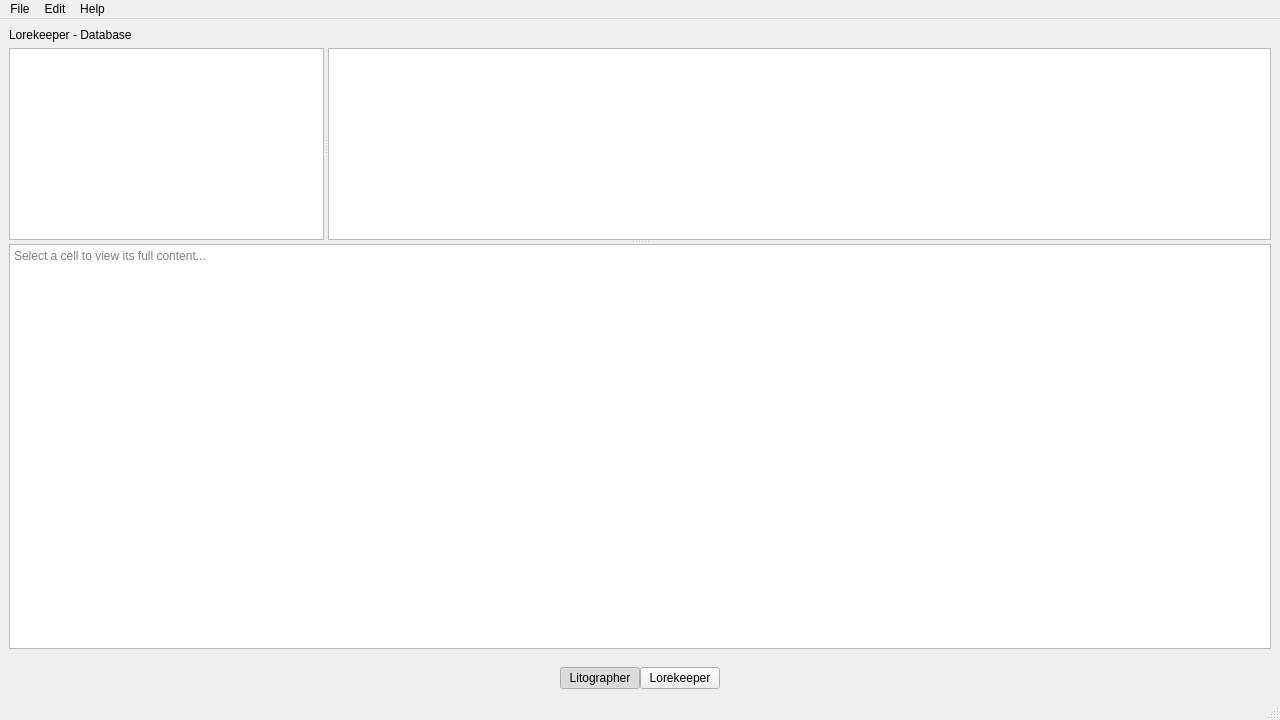
Before: the Qt Designer form storymaster/view/common/storymaster_main.ui in Bohndiggin/storymaster, drawn with Qt 5.
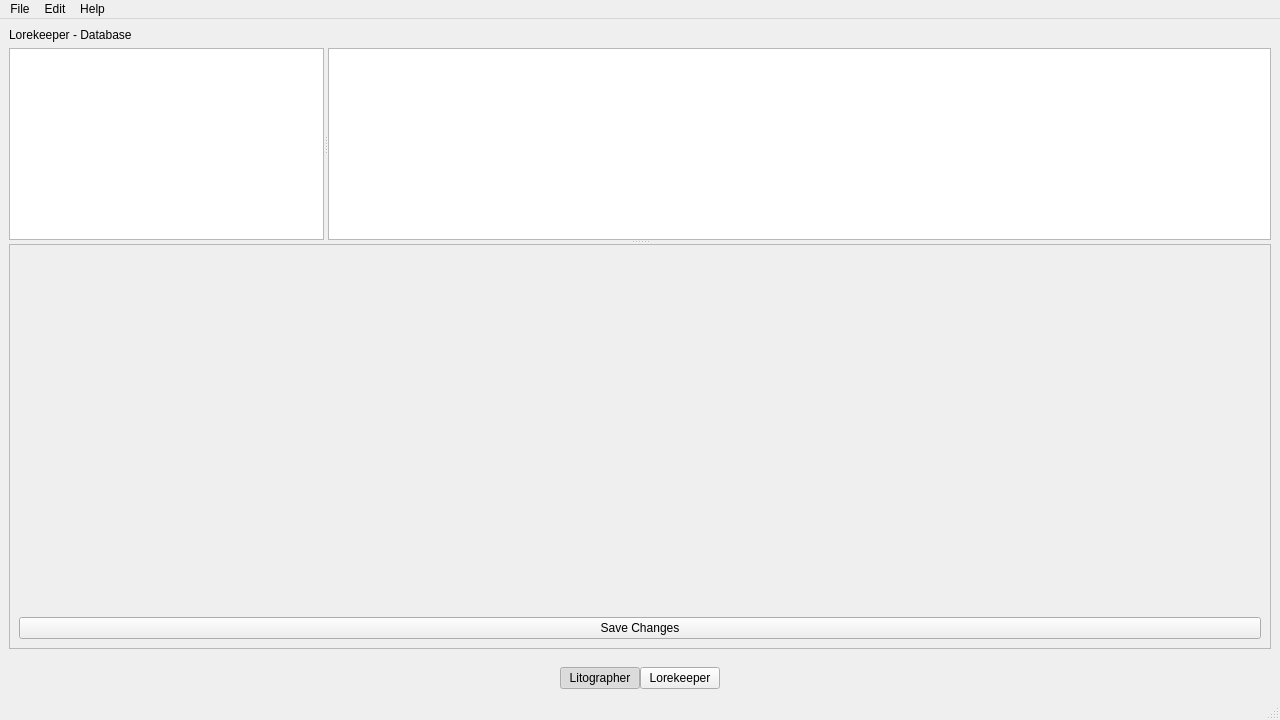
After: the same form once the commit is applied.

```diff
--- a/storymaster/view/common/storymaster_main.ui
+++ b/storymaster/view/common/storymaster_main.ui
@@ -264,7 +264,7 @@
             </property>
            </widget>
           </widget>
-          <widget class="QTextEdit" name="cellContentDisplay">
+          <widget class="QScrollArea" name="editFormScrollArea">
            <property name="sizePolicy">
             <sizepolicy hsizetype="Expanding" vsizetype="Expanding">
              <horstretch>0</horstretch>
@@ -274,15 +274,50 @@
            <property name="minimumSize">
             <size>
              <width>0</width>
-             <height>100</height>
+             <height>150</height>
             </size>
            </property>
-           <property name="readOnly">
+           <property name="widgetResizable">
             <bool>true</bool>
            </property>
-           <property name="placeholderText">
-            <string>Select a cell to view its full content...</string>
-           </property>
+           <widget class="QWidget" name="editFormWidget">
+            <property name="geometry">
+             <rect>
+              <x>0</x>
+              <y>0</y>
+              <width>1278</width>
+              <height>148</height>
+             </rect>
+            </property>
+            <property name="objectName">
+             <string>editFormWidget</string>
+            </property>
+            <layout class="QVBoxLayout" name="verticalLayout_5">
+             <item>
+              <layout class="QFormLayout" name="editFormLayout"/>
+             </item>
+             <item>
+              <spacer name="verticalSpacer">
+               <property name="orientation">
+                <enum>Qt::Vertical</enum>
+               </property>
+               <property name="sizeHint" stdset="0">
+                <size>
+                 <width>20</width>
+                 <height>40</height>
+                </size>
+               </property>
+              </spacer>
+             </item>
+             <item>
+              <widget class="QPushButton" name="saveChangesButton">
+               <property name="text">
+                <string>Save Changes</string>
+               </property>
+              </widget>
+             </item>
+            </layout>
+           </widget>
           </widget>
          </widget>
         </item>
```
Left out of the diff: 41 changed lines with no effect on the pictures.
